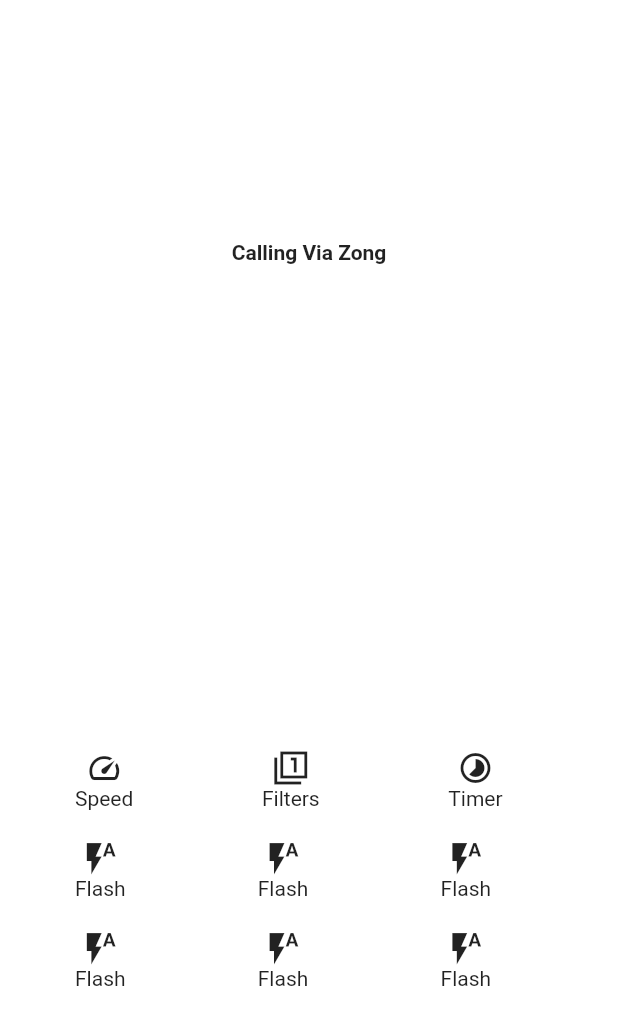
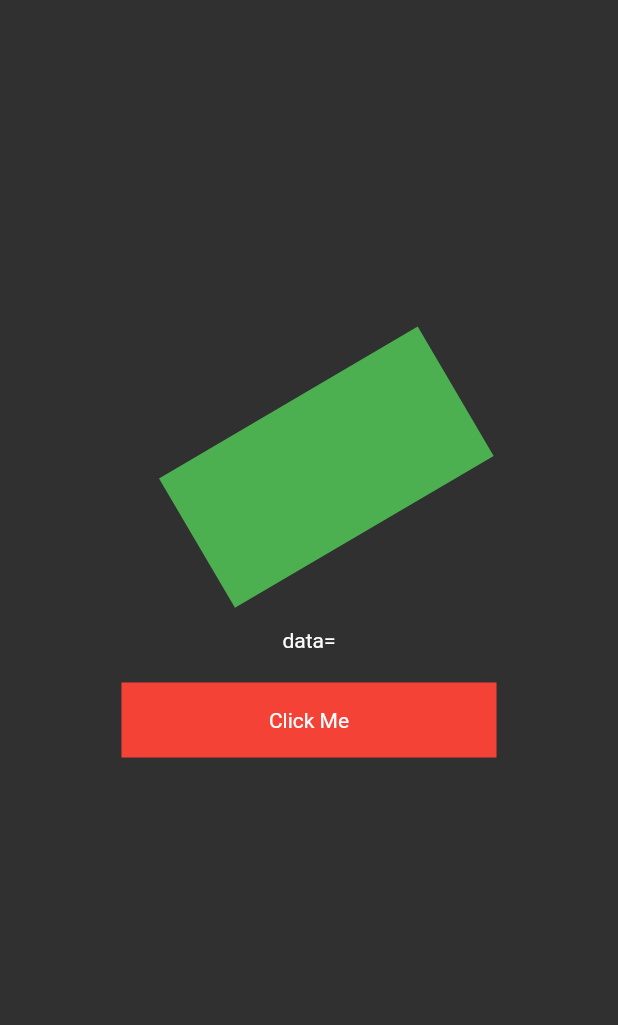
Before and after one commit to wali4414764/Flutter-30-days-Challenge, a Flutter app: the screen it shows after launch, on a phone screen of 412 x 824 dp. Shown: the top 1025 px of the screen. Run offline on Flutter 3.47's test engine with Material 2 defaults, Android fonts, the phone set to English and light mode, and no system bars; our stand-ins replace flutter_icons.

Commit message:
'update'

```diff
--- a/lib/main.dart
+++ b/lib/main.dart
@@ -8,20 +8,35 @@ import 'package:waleed/pages/day%205.dart';
 import 'package:waleed/pages/day%206.dart';
 import 'package:waleed/pages/day3.dart';
 import 'package:waleed/pages/day4.dart';
+import 'package:waleed/pages/day7.dart';
 import 'package:waleed/pages/login%20page.dart';
 import 'package:waleed/pages/sign%20up%20page.dart';
 
 void main() {
   runApp(MyApp());
+
   }
 class MyApp extends StatelessWidget{
 
   @override
   Widget build(BuildContext context) {
    return MaterialApp(
+     theme: ThemeData(primarySwatch:Colors.purple ),
+     themeMode: ThemeMode.dark,
+     darkTheme: ThemeData(
+       brightness: Brightness.dark,
+           primarySwatch: Colors.green,
+     ),
+     initialRoute: "/Day7",
+     routes: {
+       "/":(context)=>Homepage(),
+       "/login":(context)=>LoginPage(),
+       "/SignUpPage":(context)=>SignUpPage(),
+       "/Day7":(context)=>Day7(),
+     },
      debugShowCheckedModeBanner: false,
      title: "flutter 30 days challenge",
-     home: TikTokUI(),
+    // home: MyStateFullWidget(),
    );
   }
 
--- a/lib/pages/TikTokUI.dart
+++ b/lib/pages/TikTokUI.dart
@@ -29,6 +29,7 @@ class TikTokUI extends StatelessWidget {
 
 
             Row(
+              mainAxisAlignment: MainAxisAlignment.spaceEvenly,
               children: [
 
                 Column(
@@ -59,6 +60,7 @@ class TikTokUI extends StatelessWidget {
               ],
             ),
          Row(
+           mainAxisAlignment: MainAxisAlignment.spaceEvenly,
            children: [
              Column(
                children: [
@@ -94,6 +96,7 @@ class TikTokUI extends StatelessWidget {
             ],
           ),
                 Row(
+                  mainAxisAlignment: MainAxisAlignment.spaceEvenly,
                   children: [
                     Column(
                       children: [
--- /dev/null
+++ b/lib/pages/day7.dart
@@ -0,0 +1,69 @@
+
+
+import 'package:flutter/material.dart';
+
+class Day7 extends StatefulWidget {
+
+
+  @override
+  _Day7State createState() => _Day7State();
+}
+
+class _Day7State extends State<Day7> {
+  String data="";
+  double h=100;
+  double w=200;
+  @override
+  Widget build(BuildContext context) {
+    return Scaffold(
+      body: Center(
+        child: Column(
+          mainAxisAlignment: MainAxisAlignment.center,
+          children: [
+            AnimatedContainer(
+
+              color: Colors.green,
+             width: w,
+             height: h,
+             transform: Matrix4.rotationZ(h),
+             curve: Curves.bounceOut,
+             duration: Duration(milliseconds: 600),
+            ),
+            Text("data=$data"),
+
+            SizedBox(height: 20,),
+
+         InkWell(
+         onTap: (){
+          call();
+
+
+  },
+
+           child: Container(
+              height: 50,
+              width: 250,
+              alignment: Alignment.center,
+              decoration: BoxDecoration(
+                color: Colors.red,
+              ),
+              child: Text("Click Me"),
+            )
+         )
+          ],
+        ),
+      ),
+    );
+  }
+
+  void call(){
+    setState(() {
+      h+=50;
+      w+=50;
+      data="call method execute,2nd calcute ${calculate(10, 20)}";
+    });
+  }
+  int calculate(num1,num2){
+    return num1+num2;
+  }
+}
```
